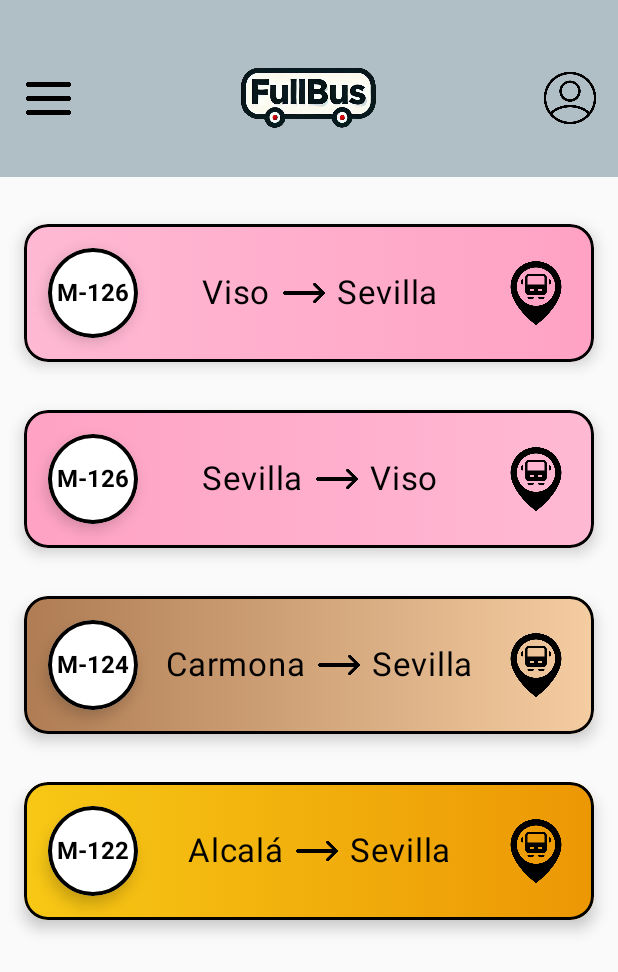
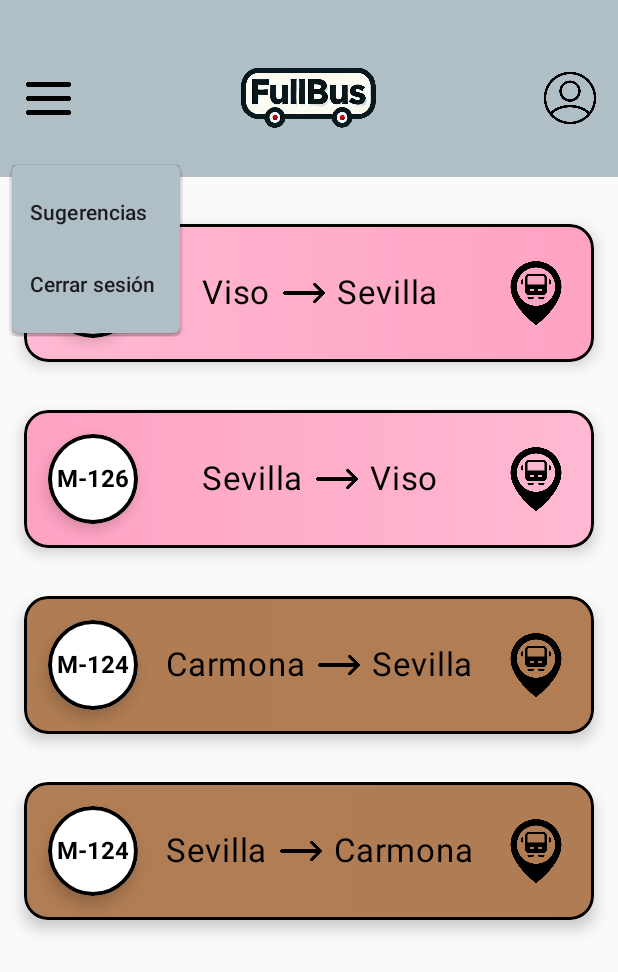
Before and after one commit to Adri833/FullBus, an Android app built with Jetpack Compose: the screen it shows after launch (MainActivity), after a tap on "Menu", on a phone screen of 412 x 824 dp. Shown: the top 972 px of the screen. Run offline under Robolectric (Android 15) with nearby library versions, the phone set to English and light mode, and no system bars; our stand-ins replace AdMob, Dagger/Hilt's generated code; 1 statement that could not run was skipped.

Commit message:
Suggestion menu created

```diff
--- a/app/src/main/java/es/thatapps/fullbus/presentation/components/Header.kt
+++ b/app/src/main/java/es/thatapps/fullbus/presentation/components/Header.kt
@@ -3,9 +3,16 @@
 import androidx.compose.foundation.Image
 import androidx.compose.foundation.background
 import androidx.compose.foundation.layout.*
+import androidx.compose.material3.DropdownMenu
+import androidx.compose.material3.DropdownMenuItem
 import androidx.compose.material3.Icon
 import androidx.compose.material3.IconButton
+import androidx.compose.material3.Text
 import androidx.compose.runtime.Composable
+import androidx.compose.runtime.getValue
+import androidx.compose.runtime.mutableStateOf
+import androidx.compose.runtime.remember
+import androidx.compose.runtime.setValue
 import androidx.compose.ui.Alignment
 import androidx.compose.ui.Modifier
 import androidx.compose.ui.graphics.Color
@@ -15,6 +22,10 @@
 
 @Composable
 fun Header() {
+    // Estado para controlar la visibilidad del menú desplegable
+    var showMenu by remember { mutableStateOf(false) }
+    // Estado para controlar la visibilidad del diálogo de sugerencias
+    var showSuggestionDialog by remember { mutableStateOf(false) }
 
     Row(
         modifier = Modifier
@@ -22,18 +33,47 @@
             .background(
                 Color(0xFFB0BEC5), // Color de fondo gris claro
             )
-            .padding(start = 8.dp, end = 8.dp, top = 20.dp, bottom = 8.dp), // Espacios para ayudar al centrado
+            .padding(
+                start = 8.dp,
+                end = 8.dp,
+                top = 20.dp,
+                bottom = 8.dp
+            ), // Espacios para ayudar al centrado
         verticalAlignment = Alignment.CenterVertically
     ) {
         // Botón de menú
-        IconButton(onClick = { /* Acción para abrir el menú */ }) {
+        IconButton(onClick = { showMenu = !showMenu }) { // Abre el menú desplegable al hacer click
             Icon(
-                painter = painterResource(id = R.drawable.ic_menu), // Asegúrate de tener este recurso
+                painter = painterResource(id = R.drawable.ic_menu),
                 modifier = Modifier.width(30.dp),
                 contentDescription = "Menu",
                 tint = Color.Black
             )
         }
+
+        // Menú desplegable
+        DropdownMenu(
+            expanded = showMenu,
+            containerColor = Color(0xFFB0BEC5), // Color de fondo del menú
+            onDismissRequest = { showMenu = false } // Se oculta al clickar fuera de él
+        ) {
+            DropdownMenuItem(
+                text = { Text("Sugerencias") },
+                onClick = {
+                    showMenu = false
+                    showSuggestionDialog = true // Muestra la pantalla de sugerencias
+                }
+            )
+
+            DropdownMenuItem(
+                text = { Text("Cerrar sesión") },
+                onClick = {
+                    showMenu = false
+                    //TODO: volver a la pantalla de registro
+                }
+            )
+        }
+
 
         Spacer(modifier = Modifier.weight(1f))
 
@@ -56,4 +96,15 @@
             )
         }
     }
+
+    // Mostrar el cuadro de sugerencias si el estado es verdadero
+    if (showSuggestionDialog) {
+        SuggestionDialog(
+            onDismiss = { showSuggestionDialog = false },
+            onSend = { suggestion ->
+                // TODO: logica de la sugerencia (email, mensajitos...)
+                showSuggestionDialog = false // Cierra el diálogo después de enviar
+            }
+        )
+    }
 }
--- a/app/src/main/java/es/thatapps/fullbus/presentation/main/MainScreen.kt
+++ b/app/src/main/java/es/thatapps/fullbus/presentation/main/MainScreen.kt
@@ -64,22 +64,22 @@
             BusInfoBox(
                 lineNumber = "M-124",
                 backgroundColor1 = Color(0xFFaf7c53),
-                backgroundColor2 = Color(0xFFf5cda2), // TODO cambiar color
+                backgroundColor2 = Color(0xFFB17D54),
                 origin = "Carmona",
                 destination = "Sevilla",
                 busIcon = R.drawable.ic_bus,
                 onClick = { Toast.makeText(context, "Carmona", Toast.LENGTH_SHORT).show() }
             )
 
-            // Alcalá -> Sevilla
+            // Sevilla - Carmona
             BusInfoBox(
-                lineNumber = "M-122",
-                backgroundColor1 = Color(0xFFF7C815),
-                backgroundColor2 = Color(0xFFEC9704),
-                origin = "Alcalá",
-                destination = "Sevilla",
+                lineNumber = "M-124",
+                backgroundColor1 = Color(0xFFB17D54),
+                backgroundColor2 = Color(0xFFaf7c53),
+                origin = "Sevilla",
+                destination = "Carmona",
                 busIcon = R.drawable.ic_bus,
-                onClick = { Toast.makeText(context, "Alcalá", Toast.LENGTH_SHORT).show() }
+                onClick = { Toast.makeText(context, "Carmona 2", Toast.LENGTH_SHORT).show() }
             )
 
             // Espacio en blanco hasta la parte inferior de la pantalla
```
Also changed, not shown: app/src/main/java/es/thatapps/fullbus/presentation/components/SuggestionDialog.kt (added, +96 -0 lines).
